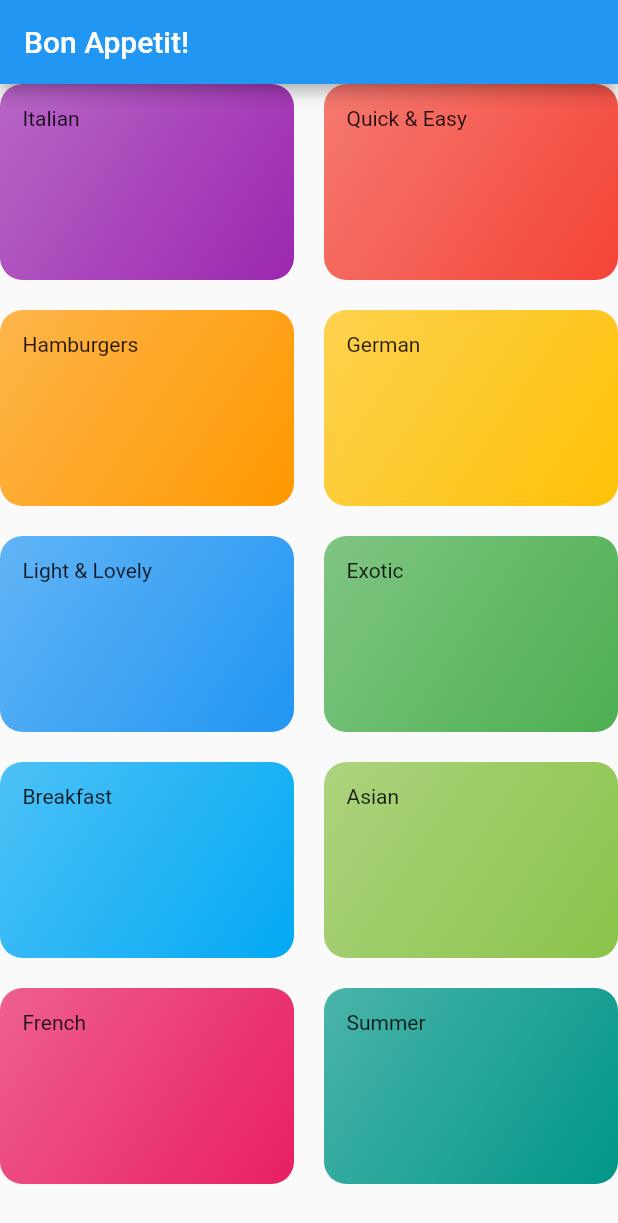
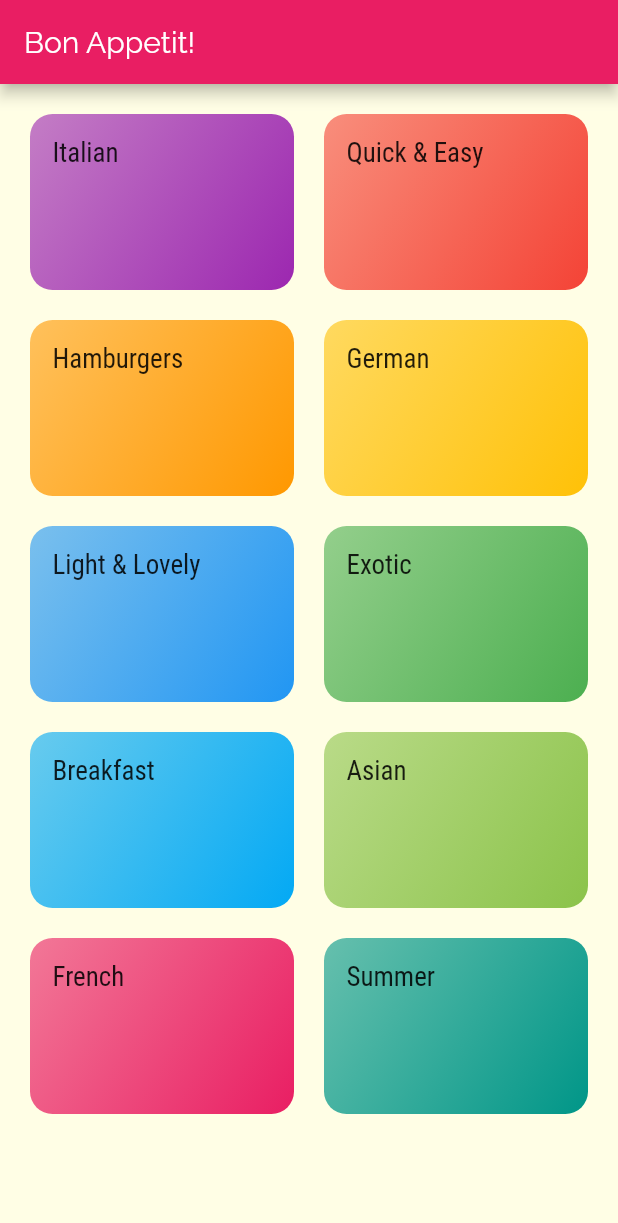
Before and after one commit to nelanz/Meals-App, a Flutter app: the screen it shows after launch, on a phone screen of 412 x 824 dp. Shown: the top 1223 px of the screen. Run offline on Flutter 3.47's test engine with Material 2 defaults, Android fonts, the phone set to English and light mode, and no system bars.

Commit message:
Changed app theme

```diff
--- a/lib/categories_screen.dart
+++ b/lib/categories_screen.dart
@@ -10,6 +10,7 @@ class CategoriesScreen extends StatelessWidget {
         title: const Text('Bon Appetit!'),
       ),
       body: GridView(
+        padding: const EdgeInsets.all(20),
         children: DUMMY_CATEGORIES
             .map((catData) => CategoryItem(catData.title, catData.color))
             .toList(),
--- a/lib/category_item.dart
+++ b/lib/category_item.dart
@@ -10,10 +10,10 @@ class CategoryItem extends StatelessWidget {
   Widget build(BuildContext context) {
     return Container(
       padding: const EdgeInsets.all(15),
-      child: Text(title),
+      child: Text(title, style: Theme.of(context).textTheme.title,),
       decoration: BoxDecoration(
         gradient: LinearGradient(
-          colors: [color.withOpacity(0.7), color],
+          colors: [color.withOpacity(0.6), color],
           begin: Alignment.topLeft,
           end: Alignment.bottomRight
         ),
--- a/lib/main.dart
+++ b/lib/main.dart
@@ -9,7 +9,18 @@ class MyApp extends StatelessWidget {
     return MaterialApp(
       title: 'DeliMeals',
       theme: ThemeData(
-        primarySwatch: Colors.blue,
+        primarySwatch: Colors.pink,
+        accentColor: Colors.amber,
+        canvasColor: Color.fromRGBO(255, 254, 229, 1),
+        fontFamily: 'Raleway',
+        textTheme: ThemeData.light().textTheme.copyWith(
+          body1: TextStyle(color: Color.fromRGBO(20, 51, 51, 1)),
+          body2: TextStyle(color: Color.fromRGBO(20, 51, 51, 1)),
+          title: TextStyle(
+            fontSize: 18,
+            fontFamily: 'RobotoCondensed',
+          )
+        )
       ),
       home: CategoriesScreen(),
     );
```
Also changed, not shown: pubspec.yaml (+17 -14 lines), assets/fonts/Raleway-Black.ttf (added), assets/fonts/Raleway-Bold.ttf (added), assets/fonts/Raleway-Regular.ttf (added), assets/fonts/RobotoCondensed-Bold.ttf (added), assets/fonts/RobotoCondensed-Italic.ttf (added), assets/fonts/RobotoCondensed-Light.ttf (added), assets/fonts/RobotoCondensed-Regular.ttf (added).
